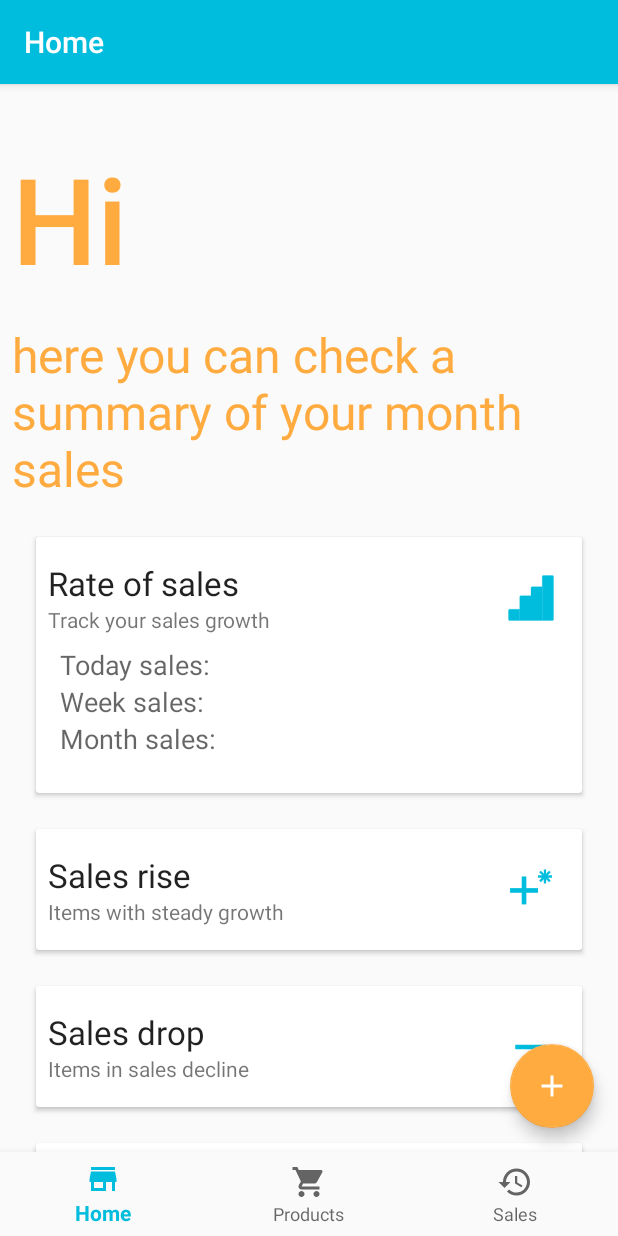
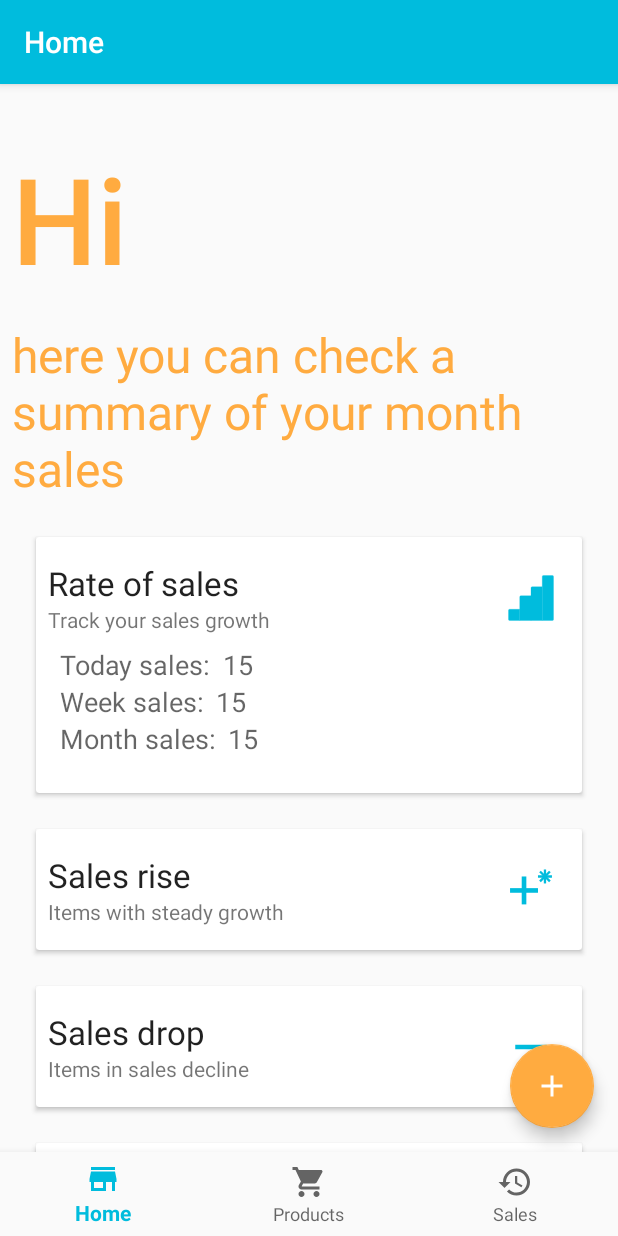
Before and after one commit to Renan-Deldotti/InventoryApp, an Android app: the screen it shows after launch (MainActivity), after a tap on "Rate of sales", on a phone screen of 412 x 824 dp. Run offline under Robolectric (Android 15) with nearby library versions, the phone set to English and light mode, and no system bars; our stand-ins replace Room's generated code, navigation-ui.

Commit message:
Update fix
Fixed homescreen

```diff
--- a/app/src/main/java/br/com/renandeldotti/inventoryapp/ui/home/HomeFragment.java
+++ b/app/src/main/java/br/com/renandeldotti/inventoryapp/ui/home/HomeFragment.java
@@ -18,44 +18,67 @@ import java.util.List;
 
 import br.com.renandeldotti.inventoryapp.R;
 import br.com.renandeldotti.inventoryapp.database.Products;
+import br.com.renandeldotti.inventoryapp.database.QuantityAndPrice;
 
 public class HomeFragment extends Fragment {
 
-    private static final String TAG = HomeFragment.class.getSimpleName();
+    private static final String LOG_TAG = HomeFragment.class.getSimpleName();
 
-    private View tvRitmoVendas;
-    private int isTvRitmoVendasVisible;
     private HomeViewModel homeViewModel;
-    private TextView todaySales,weekSales,monthSales;
 
     public View onCreateView(@NonNull LayoutInflater inflater,ViewGroup container, Bundle savedInstanceState) {
         final View root = inflater.inflate(R.layout.fragment_home, container, false);
         homeViewModel = ViewModelProvider.AndroidViewModelFactory.getInstance(getActivity().getApplication()).create(HomeViewModel.class);
 
-        tvRitmoVendas = root.findViewById(R.id.home_rateSales_hidden);
-        isTvRitmoVendasVisible = tvRitmoVendas.getVisibility();
-
-        todaySales = root.findViewById(R.id.home_todaySales_value);
-        weekSales = root.findViewById(R.id.home_weekSales_value);
-        monthSales = root.findViewById(R.id.home_monthSales_value);
-
         root.findViewById(R.id.ritmo_vendas).setOnClickListener(new View.OnClickListener() {
             @Override
             public void onClick(View v) {
-                if (isTvRitmoVendasVisible == View.VISIBLE){
+                View tvRitmoVendas = root.findViewById(R.id.home_rateSales_hidden);
+
+                final TextView todaySales = root.findViewById(R.id.home_todaySales_value);
+                final TextView weekSales = root.findViewById(R.id.home_weekSales_value);
+                final TextView monthSales = root.findViewById(R.id.home_monthSales_value);
+
+                if (tvRitmoVendas.getVisibility() == View.VISIBLE){
                     tvRitmoVendas.setVisibility(View.GONE);
-                    isTvRitmoVendasVisible = View.GONE;
                 }else {
-                    todaySales.setText(homeViewModel.getSales(HomeViewModel.ONE_DAY,getViewLifecycleOwner()));
-                    weekSales.setText(homeViewModel.getSales(HomeViewModel.ONE_WEEK,getViewLifecycleOwner()));
-                    monthSales.setText(homeViewModel.getSales(HomeViewModel.ONE_MONTH,getViewLifecycleOwner()));
-
+                    if (homeViewModel.getSalesSince(HomeViewModel.ONE_DAY) != null){
+                        homeViewModel.getSalesSince(HomeViewModel.ONE_DAY).observe(getViewLifecycleOwner(), new Observer<List<QuantityAndPrice>>() {
+                            @Override
+                            public void onChanged(List<QuantityAndPrice> quantityAndPrices) {
+                                long soldQuantity = 0;
+                                for (QuantityAndPrice qp : quantityAndPrices){
+                                    soldQuantity += qp.getQuantity_sold();
+                                }
+                                todaySales.setText(String.valueOf(soldQuantity));
+                            }
+                        });
+                    }
+                    if (homeViewModel.getSalesSince(HomeViewModel.ONE_WEEK) != null){
+                        homeViewModel.getSalesSince(HomeViewModel.ONE_WEEK).observe(getViewLifecycleOwner(), new Observer<List<QuantityAndPrice>>() {
+                            @Override
+                            public void onChanged(List<QuantityAndPrice> quantityAndPrices) {
+                                long soldQuantity = 0;
+                                for (QuantityAndPrice qp : quantityAndPrices){
+                                    soldQuantity += qp.getQuantity_sold();
+                                }
+                                weekSales.setText(String.valueOf(soldQuantity));
+                            }
+                        });
+                    }
+                    if (homeViewModel.getSalesSince(HomeViewModel.ONE_MONTH) != null){
+                        homeViewModel.getSalesSince(HomeViewModel.ONE_MONTH).observe(getViewLifecycleOwner(), new Observer<List<QuantityAndPrice>>() {
+                            @Override
+                            public void onChanged(List<QuantityAndPrice> quantityAndPrices) {
+                                long soldQuantity = 0;
+                                for (QuantityAndPrice qp : quantityAndPrices){
+                                    soldQuantity += qp.getQuantity_sold();
+                                }
+                                monthSales.setText(String.valueOf(soldQuantity));
+                            }
+                        });
+                    }
                     tvRitmoVendas.setVisibility(View.VISIBLE);
-                    isTvRitmoVendasVisible = View.VISIBLE;
-
-                    Log.e("Test :: Today sales", todaySales.getText().toString());
-                    Log.e("Test :: Week sales",weekSales.getText().toString());
-                    Log.e("Test :: Month sales",monthSales.getText().toString());
                 }
             }
         });
@@ -147,16 +170,13 @@ public class HomeFragment extends Fragment {
         });
 
 
-        root.findViewById(R.id.total_vendas).setOnClickListener(clickListener);
-
+        root.findViewById(R.id.total_vendas).setOnClickListener(new View.OnClickListener() {
+            @Override
+            public void onClick(View v) {
+                Toast.makeText(getContext(), "Em desenvolvimento...", Toast.LENGTH_SHORT).show();
+            }
+        });
 
         return root;
     }
-
-    private View.OnClickListener clickListener = new View.OnClickListener() {
-        @Override
-        public void onClick(View v) {
-            Toast.makeText(getActivity(), "Todo: Criar tela...", Toast.LENGTH_SHORT).show();
-        }
-    };
 }
--- a/app/src/main/java/br/com/renandeldotti/inventoryapp/ui/home/HomeViewModel.java
+++ b/app/src/main/java/br/com/renandeldotti/inventoryapp/ui/home/HomeViewModel.java
@@ -29,10 +29,7 @@ public class HomeViewModel extends AndroidViewModel {
     static final long ONE_WEEK = 604800000;
     static final long ONE_MONTH = Long.parseLong("2628000000");
 
-    private String quantityTotal = "";
     private LiveData<List<Products>> allProducts,productsSorted;
-    private String mostSoldOne = "";
-    private String mostSoldTwo = "";
 
     public HomeViewModel(@NonNull Application application) {
         super(application);
@@ -45,56 +42,13 @@ public class HomeViewModel extends AndroidViewModel {
         return allProducts;
     }
 
-    String getSales(long since, LifecycleOwner owner){
-        long toSearch = new Date().getTime() - since;
-        try {
-            if (soldRepository.getSoldSince(toSearch) != null){
-                soldRepository.getSoldSince(toSearch).observe(owner, new Observer<List<QuantityAndPrice>>() {
-                    @Override
-                    public void onChanged(List<QuantityAndPrice> quantityAndPrices) {
-                        long longSold = 0;
-                        for (int i =0; i< quantityAndPrices.size();i++){
-                            longSold += quantityAndPrices.get(i).getQuantity_sold();
-                        }
-                        quantityTotal = String.valueOf(longSold);
-                    }
-                });
-            }else {
-                quantityTotal = "0";
-            }
-        }catch (Exception e){
-            Log.e(HomeViewModel.class.getSimpleName(),"Error:\t"+e);
-            quantityTotal = "Error";
-        }
-        return quantityTotal;
-    }
-
-    private String[] s1 = {"",""};
-    private String[] s2 = {"",""};
-    String[][] getMostSoldProducts(LifecycleOwner owner){
-        try {
-            if (productsRepository.getProductsSortedByQuantity() != null){
-                productsRepository.getProductsSortedByQuantity().observe(owner, new Observer<List<Products>>() {
-                    @Override
-                    public void onChanged(List<Products> products) {
-                        if(products.size() >= 1){
-                            s1[0] = products.get(0).getProduct_name();
-                            s1[1] = String.valueOf(products.get(0).getQuantity_sold());
-                            if (products.size() >= 2){
-                                s2[0] = products.get(1).getProduct_name();
-                                s2[1] = String.valueOf(products.get(1).getQuantity_sold());
-                            }
-                        }
-                    }
-                });
-            }
-        } catch (Exception e) {
-            Log.e(TAG,"Error\t"+e);
-        }
-        return new String[][]{s1,s2};
-    }
-
     public LiveData<List<Products>> getProductsSorted() {
         return productsSorted;
     }
+
+    public LiveData<List<QuantityAndPrice>> getSalesSince(long since) {
+        long toSearch = new Date().getTime() - since;
+        return soldRepository.getSoldSince(toSearch);
+    }
+
 }
```
